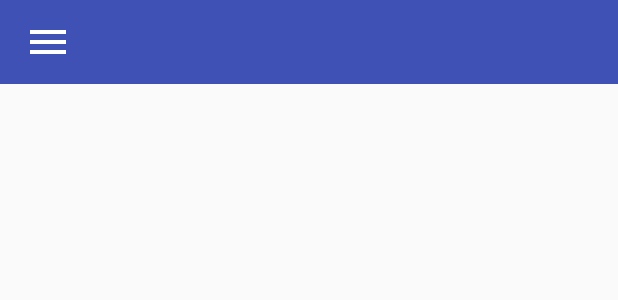
After one commit to emmanuel-h/StructuresJudiciairesSIG, an Android app: the layout toolbar.xml on its own in the app's theme, with its tools: preview values and no code run, on a phone screen of 412 x 824 dp. The commit adds this screen. Shown: the top 300 px of the screen. Run offline under Robolectric (Android 15) with nearby library versions, the phone set to English and light mode, and no system bars.

Commit message:
ajout d'une toolbar et d'un bouton pour faire des trucs avec plus tard (genre afficher des options)

```diff
--- a/app/build.gradle
+++ b/app/build.gradle
@@ -16,6 +16,10 @@ android {
             proguardFiles getDefaultProguardFile('proguard-android.txt'), 'proguard-rules.pro'
         }
     }
+    compileOptions {
+        targetCompatibility 1.8
+        sourceCompatibility 1.8
+    }
 }
 
 dependencies {
--- a/app/src/main/AndroidManifest.xml
+++ b/app/src/main/AndroidManifest.xml
@@ -13,7 +13,7 @@
         android:label="@string/app_name"
         android:roundIcon="@mipmap/ic_launcher_round"
         android:supportsRtl="true"
-        android:theme="@style/AppTheme">
+        android:theme="@style/customTheme">
         <activity android:name=".MainActivity">
             <intent-filter>
                 <action android:name="android.intent.action.MAIN" />
--- /dev/null
+++ b/app/src/main/res/layout/toolbar.xml
@@ -0,0 +1,18 @@
+<?xml version="1.0" encoding="utf-8"?>
+<android.support.v7.widget.Toolbar
+    xmlns:android="http://schemas.android.com/apk/res/android"
+    android:id="@+id/toolbar"
+    android:minHeight="?attr/actionBarSize"
+    android:background="?attr/colorPrimary"
+    android:layout_width="match_parent"
+    android:layout_height="wrap_content">
+
+    <android.support.v7.widget.AppCompatButton
+        android:id="@+id/buttonShowMore"
+        android:layout_width="32dp"
+        android:layout_height="32dp"
+        android:background="@drawable/hamburger_icon"
+        android:backgroundTint="@android:color/background_light"
+        android:visibility="visible" />
+
+</android.support.v7.widget.Toolbar>
--- a/app/src/main/res/values/colors.xml
+++ b/app/src/main/res/values/colors.xml
@@ -1,6 +1,6 @@
 <?xml version="1.0" encoding="utf-8"?>
 <resources>
-    <color name="colorPrimary">#3F51B5</color>
-    <color name="colorPrimaryDark">#303F9F</color>
+    <color name="colorPrimary">#3f51b5</color>
+    <color name="colorPrimaryDark">#303f9f</color>
     <color name="colorAccent">#FF4081</color>
 </resources>
--- a/app/src/main/res/values/styles.xml
+++ b/app/src/main/res/values/styles.xml
@@ -8,4 +8,9 @@
         <item name="colorAccent">@color/colorAccent</item>
     </style>
 
+    <style name="customTheme" parent="AppTheme">
+        <item name="windowNoTitle">true</item>
+        <item name="windowActionBar">false</item>
+    </style>
+
 </resources>
```
Also changed, not shown: app/src/main/java/com/sig/galherret/structuresjudiciairessig/MainActivity.java (+14 -9 lines), app/src/main/res/layout/activity_main.xml (+7 -2 lines), app/src/main/res/drawable/hamburger_icon.png (added).
